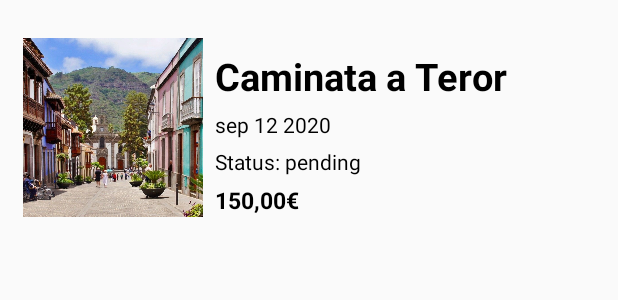
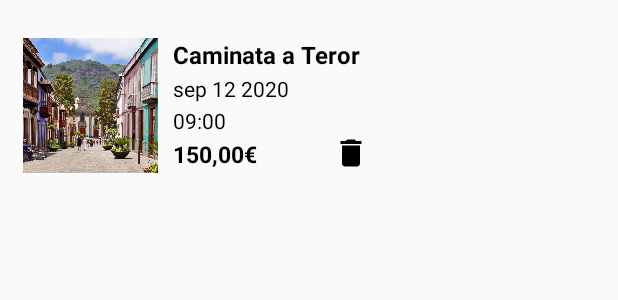
Before and after one commit to EstebanRuizViera/EnterpriseClient, an Android app: the layout recyclerview_cart.xml on its own in the app's theme, with its tools: preview values and no code run, on a phone screen of 412 x 824 dp. Shown: the top 300 px of the screen. Run offline under Robolectric (Android 15) with nearby library versions, the light colour scheme and no system bars; network calls fail.

Commit message:
cart notification badge without library

```diff
--- a/app/build.gradle
+++ b/app/build.gradle
@@ -53,6 +53,5 @@ dependencies {
     implementation 'com.github.bumptech.glide:glide:4.10.0'
     annotationProcessor 'com.github.bumptech.glide:compiler:4.10.0'
 
-    implementation 'com.nex3z:notification-badge:1.0.2'
 
 }
--- /dev/null
+++ b/app/src/main/res/drawable/ic_delete.xml
@@ -0,0 +1,9 @@
+<vector xmlns:android="http://schemas.android.com/apk/res/android"
+        android:width="24dp"
+        android:height="24dp"
+        android:viewportWidth="24.0"
+        android:viewportHeight="24.0">
+    <path
+        android:fillColor="#FF000000"
+        android:pathData="M6,19c0,1.1 0.9,2 2,2h8c1.1,0 2,-0.9 2,-2V7H6v12zM19,4h-3.5l-1,-1h-5l-1,1H5v2h14V4z"/>
+</vector>
--- a/app/src/main/res/drawable/ic_shopping_cart.xml
+++ b/app/src/main/res/drawable/ic_shopping_cart.xml
@@ -4,6 +4,6 @@
         android:viewportWidth="24.0"
         android:viewportHeight="24.0">
     <path
-        android:fillColor="#ffffff"
+        android:fillColor="#000"
         android:pathData="M7,18c-1.1,0 -1.99,0.9 -1.99,2S5.9,22 7,22s2,-0.9 2,-2 -0.9,-2 -2,-2zM1,2v2h2l3.6,7.59 -1.35,2.45c-0.16,0.28 -0.25,0.61 -0.25,0.96 0,1.1 0.9,2 2,2h12v-2L7.42,15c-0.14,0 -0.25,-0.11 -0.25,-0.25l0.03,-0.12 0.9,-1.63h7.45c0.75,0 1.41,-0.41 1.75,-1.03l3.58,-6.49c0.08,-0.14 0.12,-0.31 0.12,-0.48 0,-0.55 -0.45,-1 -1,-1L5.21,4l-0.94,-2L1,2zM17,18c-1.1,0 -1.99,0.9 -1.99,2s0.89,2 1.99,2 2,-0.9 2,-2 -0.9,-2 -2,-2z"/>
 </vector>
--- a/app/src/main/res/layout/recyclerview_cart.xml
+++ b/app/src/main/res/layout/recyclerview_cart.xml
@@ -6,25 +6,25 @@
 
     <LinearLayout
         android:layout_width="match_parent"
-        android:layout_height="150dp"
+        android:layout_height="130dp"
         android:layout_marginTop="10dp"
+        android:layout_marginBottom="15dp"
         android:orientation="horizontal"
-        android:padding="15dp"
-        android:layout_marginBottom="15dp">
+        android:padding="15dp">
 
         <ImageView
             android:id="@+id/thumbnail_cart"
-            android:layout_width="120dp"
-            android:layout_height="match_parent"
+            android:layout_width="90dp"
+            android:layout_height="90dp"
             android:background="@drawable/loading_shape"
             android:src="@drawable/teror2" />
 
 
         <LinearLayout
-            android:id="@+id/clickserie_cart"
+            android:id="@+id/click_cart"
             android:layout_width="match_parent"
-            android:layout_height="130dp"
-            android:layout_margin="8dp"
+            android:layout_height="100dp"
+            android:layout_marginLeft="10dp"
             android:orientation="vertical">
 
             <TextView
@@ -33,38 +33,51 @@
                 android:layout_height="wrap_content"
                 android:text="Caminata a Teror"
                 android:textColor="?attr/textColor"
-                android:textSize="25sp"
+                android:textSize="16sp"
                 android:textStyle="bold" />
 
             <TextView
                 android:id="@+id/cart_date"
                 android:layout_width="wrap_content"
                 android:layout_height="wrap_content"
-                android:layout_marginTop="5dp"
+                android:layout_marginTop="2dp"
                 android:text="sep 12 2020"
                 android:textColor="?attr/textColor" />
 
 
             <TextView
-                android:id="@+id/cart_status"
+                android:id="@+id/cart_time"
                 android:layout_width="wrap_content"
                 android:layout_height="wrap_content"
-                android:layout_marginTop="5dp"
-                android:text="Status: pending"
+                android:layout_marginTop="2dp"
+                android:text="09:00"
                 android:textColor="?attr/textColor" />
 
+
+
+            <LinearLayout
+                android:layout_width="match_parent"
+                android:layout_height="match_parent">
 
                 <TextView
                     android:id="@+id/cart_price"
                     android:layout_width="wrap_content"
                     android:layout_height="wrap_content"
-                android:layout_marginTop="5dp"
+                    android:layout_marginTop="2dp"
                     android:paddingRight="5dp"
                     android:text="150,00€"
                     android:textColor="?attr/textColor"
                     android:textSize="15sp"
                     android:textStyle="bold" />
 
+                <ImageView
+                    android:layout_width="24dp"
+                    android:layout_height="24dp"
+                    android:layout_marginLeft="45dp"
+                    android:src="@drawable/ic_delete"/>
+
+            </LinearLayout>
+
         </LinearLayout>
     </LinearLayout>
 
--- a/app/src/main/res/layout/recyclerview_home.xml
+++ b/app/src/main/res/layout/recyclerview_home.xml
@@ -31,8 +31,7 @@
                     android:id="@+id/thumbnail"
                     android:layout_width="match_parent"
                     android:layout_height="145dp"
-                    android:background="@drawable/loading_shape"
-                    android:src="@drawable/restaurnt" />
+                    android:background="@drawable/loading_shape" />
 
 
                 <LinearLayout
--- a/app/src/main/res/menu/menu_action_bar.xml
+++ b/app/src/main/res/menu/menu_action_bar.xml
@@ -7,7 +7,7 @@
         android:icon="@drawable/ic_shopping_cart"
         android:title="Cart"
         app:showAsAction="always"
-        android:actionLayout="@layout/icon_cart_notification">
+        android:actionLayout="@layout/icon_cart_notification"/>
 
-    </item>
+
 </menu>
--- /dev/null
+++ b/app/src/main/res/values/dimens.xml
@@ -0,0 +1,5 @@
+<?xml version="1.0" encoding="utf-8"?>
+<resources>
+    <dimen name="notification_icon_size">24dp</dimen>
+    <dimen name="badge_size">17dp</dimen>
+</resources>
```
Also changed, not shown: app/src/main/res/drawable/badge.xml (added, +8 -0 lines), app/src/main/res/drawable/profile_rounded_corners.xml (deleted, +0 -8 lines), app/src/main/res/layout/activity_drawer.xml (+11 -14 lines), app/src/main/res/layout/icon_cart_notification.xml (+18 -17 lines), app/src/main/res/drawable/loro.jpg (deleted), app/src/main/res/drawable/res.jpg (deleted), app/src/main/res/drawable/restaurnt.jpg (deleted). Lines whose indentation alone changed are shown as unchanged.
